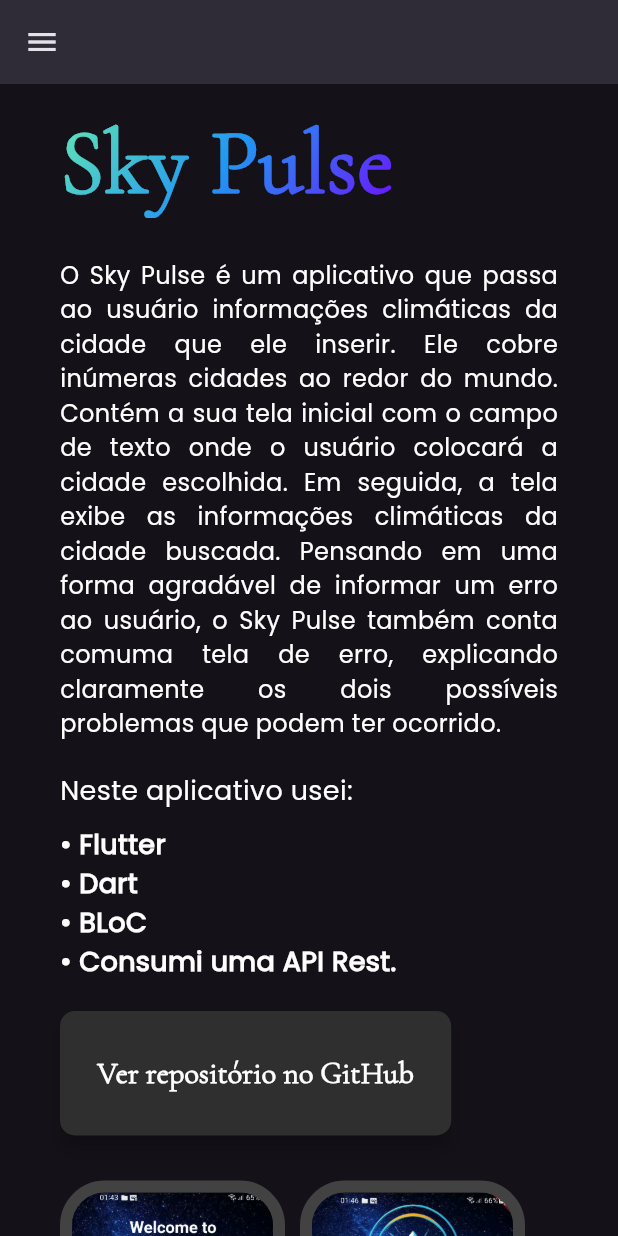
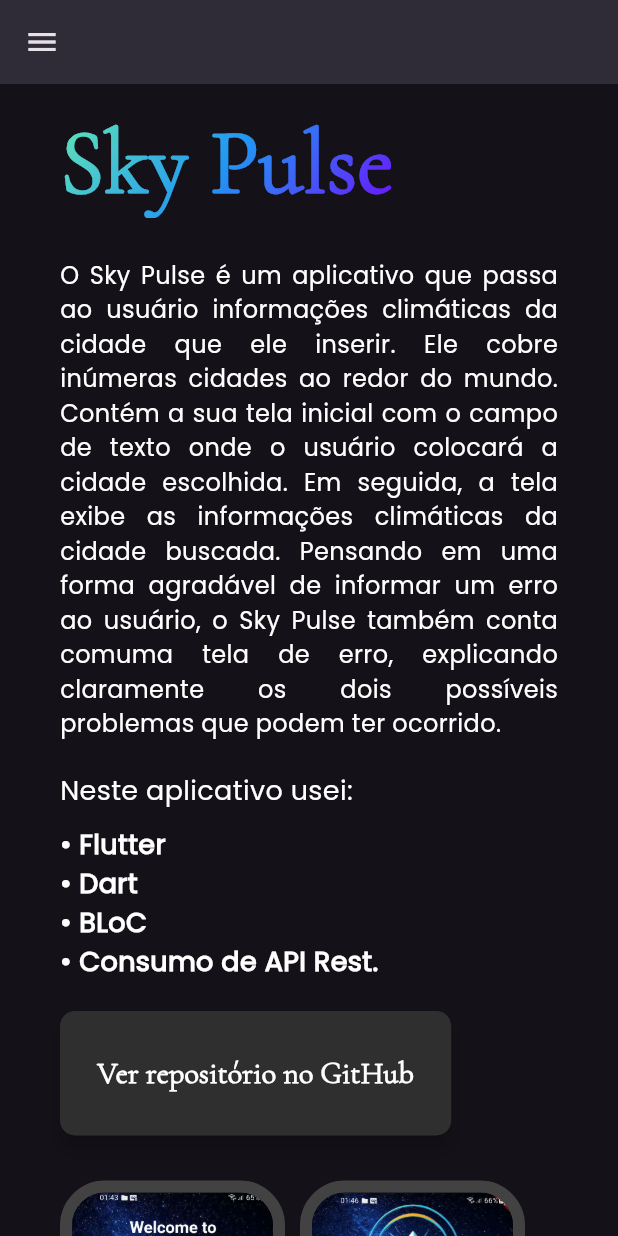
Before and after one commit to leonardovivo/portfolio, a Flutter app: the screen it shows after launch, scrolled down 1728 dp, on a phone screen of 412 x 824 dp. Run offline on Flutter 3.47's test engine with Material 3 defaults, Android fonts, the phone set to English and light mode, and no system bars; drawn by our look-alikes of auto_size_text, scrollable_positioned_list; our stand-ins replace flutter_animate, flutter_svg, video_player.

Commit message:
muda consumi para consumo

```diff
--- a/lib/projects/bank_screen.dart
+++ b/lib/projects/bank_screen.dart
@@ -53,8 +53,8 @@ class BankScreenProject extends StatelessWidget {
                         color: Colors.white,
                       ),
                       textAlign: TextAlign.justify,
-                      minFontSize: 17,
-                      maxFontSize: 17,
+                      minFontSize: fontSize,
+                      maxFontSize: fontSize,
                       maxLines: 12,
                     ),
                     const SizedBox(height: 20),
--- a/lib/projects/sky_pulse.dart
+++ b/lib/projects/sky_pulse.dart
@@ -90,7 +90,7 @@ class SkyPulseProject extends StatelessWidget {
                       ),
                     ),
                     const SelectableText(
-                      '• Consumi uma API Rest.',
+                      '• Consumo de API Rest.',
                       style: TextStyle(
                         fontFamily: 'Poppins',
                         fontSize: 18,
@@ -185,7 +185,7 @@ class SkyPulseProject extends StatelessWidget {
                       ),
                     ),
                     const SelectableText(
-                      '• Consumi uma API Rest.',
+                      '• Consumo de API Rest.',
                       style: TextStyle(
                         fontFamily: 'Poppins',
                         fontSize: 20,
@@ -271,7 +271,7 @@ class SkyPulseProject extends StatelessWidget {
                             style: TextStyle(fontWeight: FontWeight.normal),
                           ),
                           TextSpan(
-                            text: 'consumi uma API Rest',
+                            text: 'consumo de API Rest',
                             style: TextStyle(fontWeight: FontWeight.bold),
                           ),
                           TextSpan(
```
